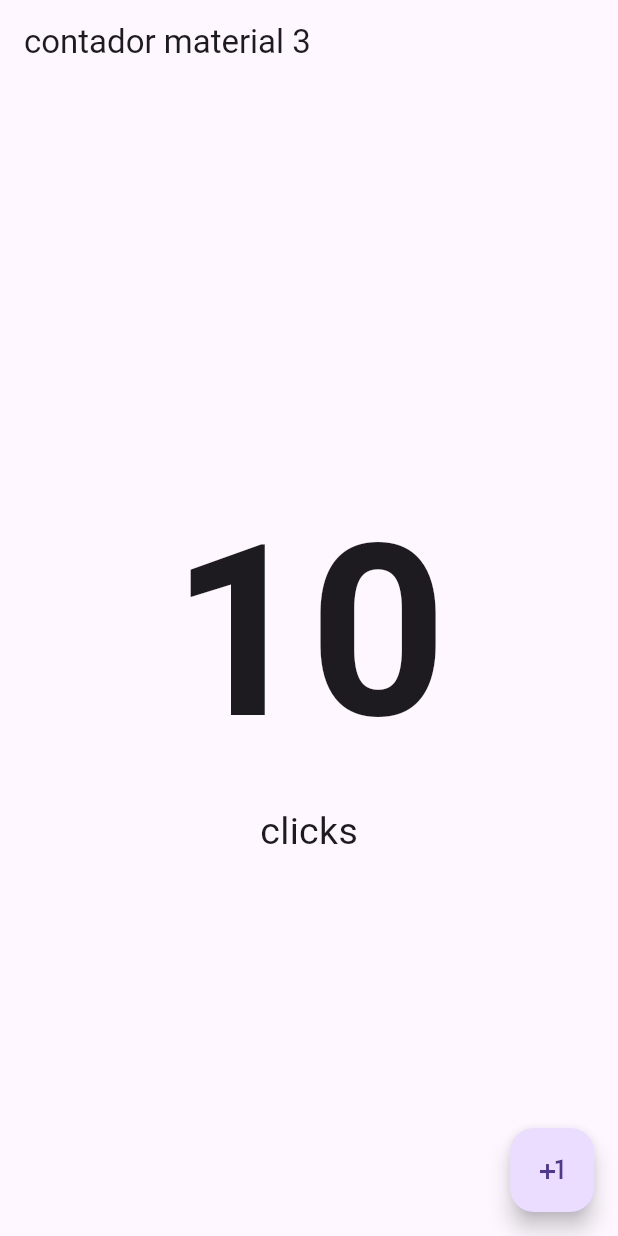
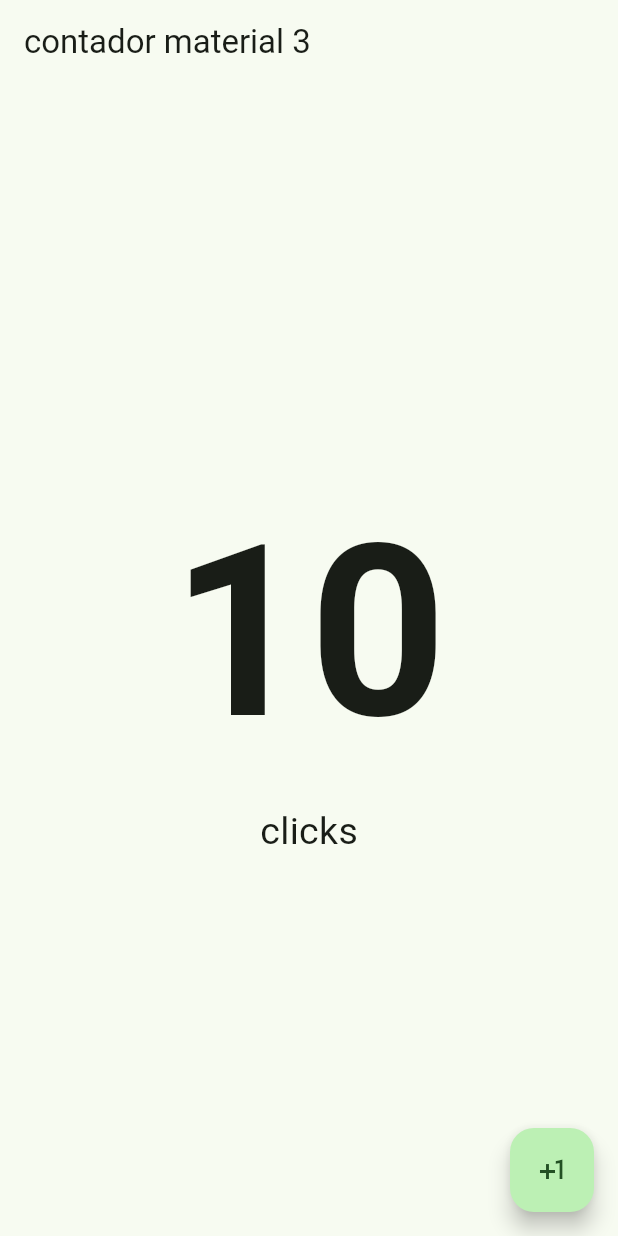
Before and after one commit to josebuen099/flutter--intro, a Flutter app: the screen it shows after launch, on a phone screen of 412 x 824 dp. Run offline on Flutter 3.47's test engine with Material 3 defaults, Android fonts, the phone set to English and light mode, and no system bars.

Commit message:
crear themes y aplicar material3

```diff
--- a/prueba/aplicacion_2/lib/main.dart
+++ b/prueba/aplicacion_2/lib/main.dart
@@ -10,8 +10,12 @@ class MyApp extends StatelessWidget {
 
   @override
   Widget build(BuildContext context) {
-    return const MaterialApp(
+    return  MaterialApp(
         debugShowCheckedModeBanner: false,
-        home:CounterScreen());
+        theme: ThemeData(
+          useMaterial3: true,
+          colorSchemeSeed: Colors.green
+        ),
+        home:const CounterScreen());
   }
 }
--- a/prueba/aplicacion_2/lib/presentacion/screens/counter_screen.dart
+++ b/prueba/aplicacion_2/lib/presentacion/screens/counter_screen.dart
@@ -10,6 +10,7 @@ class CounterScreen extends StatelessWidget {
         title: const Text('contador material 3'),
       ),
       body: const Center(
+
         child: Column(
           mainAxisAlignment: MainAxisAlignment.center,
           children: [
```
